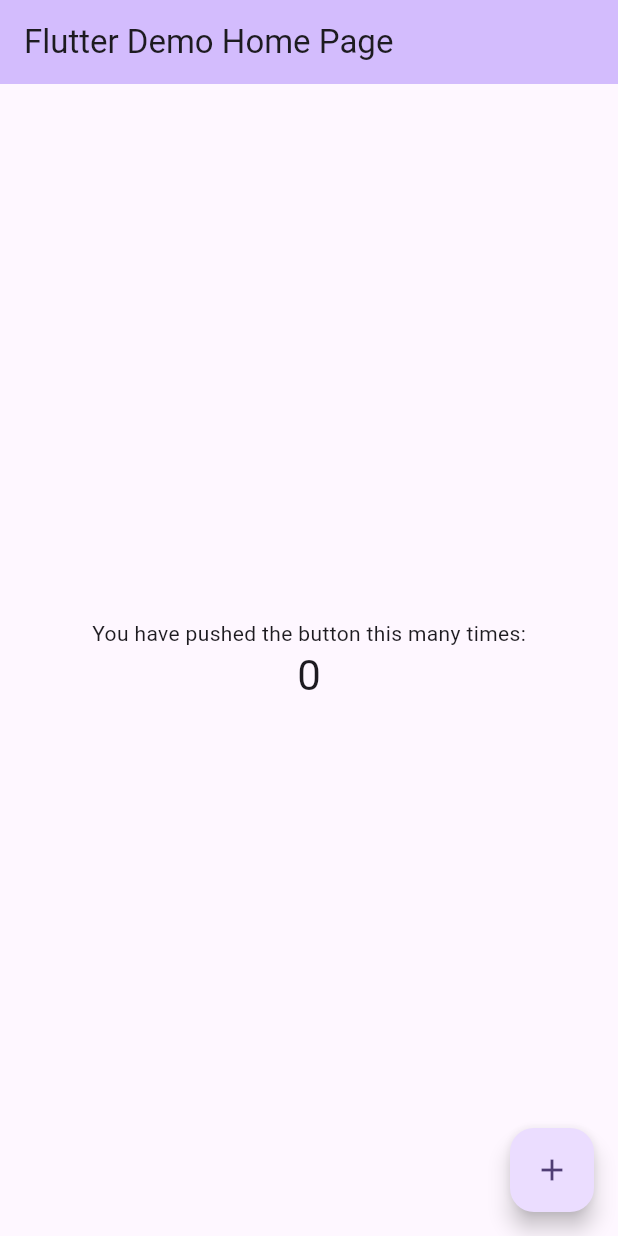
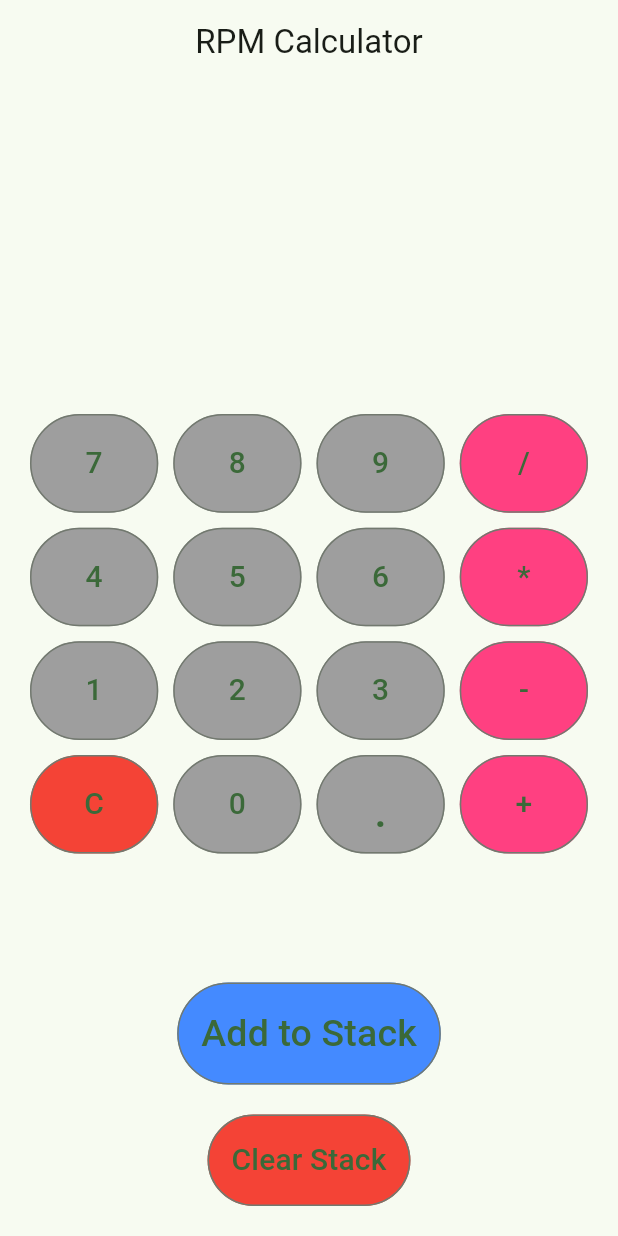
Before and after one commit to JulianHesberg/rpn_calculator, a Flutter app: the screen it shows after launch, on a phone screen of 412 x 824 dp. Run offline on Flutter 3.47's test engine with Material 3 defaults, Android fonts, the light colour scheme and no system bars; our stand-ins replace auto_size_text.

Commit message:
display and calculator logic implemented

```diff
--- /dev/null
+++ b/lib/calculator_model.dart
@@ -0,0 +1,57 @@
+
+abstract class Command{
+  void apply(List<num> stack);
+}
+
+typedef Operator = num Function(num a, num b);
+
+applyOperator(List<num> stack, Operator operator){
+  if(stack.length<2){
+    throw Exception("stack is less then lenth 2");
+  }
+
+  var right = stack.removeLast();
+  var left = stack.removeLast();
+
+  num result = operator(right, left);
+  stack.add(result);
+
+}
+
+class AddCommand implements Command{
+  void apply(List<num> stack){
+    applyOperator(stack, (a, b) => a + b);
+  }
+}
+
+class SubtractCommand implements Command{
+  void apply(List<num> stack){
+    applyOperator(stack, (a, b) => a - b);
+  }
+}
+
+class DivideCommand implements Command{
+  void apply(List<num> stack){
+    applyOperator(stack, (a, b) => a / b);
+  }
+}
+
+class MultiplyCommand implements Command{
+  void apply(List<num> stack){
+    applyOperator(stack, (a, b) => a*b);
+  }
+}
+
+class Calculator{
+  List<num> stack = [];
+
+  Calculator(this.stack);
+
+  push(num value){
+    stack.add(value);
+  }
+  Calculator execute(Command command){
+    command.apply(stack);
+    return this;
+  }
+}
--- a/lib/main.dart
+++ b/lib/main.dart
@@ -1,125 +1,26 @@
 import 'package:flutter/material.dart';
+import 'package:rpn_calculator/number_display.dart';
 
 void main() {
   runApp(const MyApp());
 }
 
+const themeColor = Colors.green;
+
 class MyApp extends StatelessWidget {
   const MyApp({super.key});
 
-  // This widget is the root of your application.
   @override
   Widget build(BuildContext context) {
     return MaterialApp(
-      title: 'Flutter Demo',
-      theme: ThemeData(
-        // This is the theme of your application.
-        //
-        // TRY THIS: Try running your application with "flutter run". You'll see
-        // the application has a purple toolbar. Then, without quitting the app,
-        // try changing the seedColor in the colorScheme below to Colors.green
-        // and then invoke "hot reload" (save your changes or press the "hot
-        // reload" button in a Flutter-supported IDE, or press "r" if you used
-        // the command line to start the app).
-        //
-        // Notice that the counter didn't reset back to zero; the application
-        // state is not lost during the reload. To reset the state, use hot
-        // restart instead.
-        //
-        // This works for code too, not just values: Most code changes can be
-        // tested with just a hot reload.
-        colorScheme: ColorScheme.fromSeed(seedColor: Colors.deepPurple),
-        useMaterial3: true,
+      theme:
+          ThemeData(colorScheme: ColorScheme.fromSeed(seedColor: themeColor)),
+      darkTheme: ThemeData(
+        colorScheme: ColorScheme.fromSeed(
+            seedColor: themeColor, brightness: Brightness.dark),
       ),
-      home: const MyHomePage(title: 'Flutter Demo Home Page'),
+      color: themeColor,
+      home: NumberDisplay(),
     );
   }
 }
-
-class MyHomePage extends StatefulWidget {
-  const MyHomePage({super.key, required this.title});
-
-  // This widget is the home page of your application. It is stateful, meaning
-  // that it has a State object (defined below) that contains fields that affect
-  // how it looks.
-
-  // This class is the configuration for the state. It holds the values (in this
-  // case the title) provided by the parent (in this case the App widget) and
-  // used by the build method of the State. Fields in a Widget subclass are
-  // always marked "final".
-
-  final String title;
-
-  @override
-  State<MyHomePage> createState() => _MyHomePageState();
-}
-
-class _MyHomePageState extends State<MyHomePage> {
-  int _counter = 0;
-
-  void _incrementCounter() {
-    setState(() {
-      // This call to setState tells the Flutter framework that something has
-      // changed in this State, which causes it to rerun the build method below
-      // so that the display can reflect the updated values. If we changed
-      // _counter without calling setState(), then the build method would not be
-      // called again, and so nothing would appear to happen.
-      _counter++;
-    });
-  }
-
-  @override
-  Widget build(BuildContext context) {
-    // This method is rerun every time setState is called, for instance as done
-    // by the _incrementCounter method above.
-    //
-    // The Flutter framework has been optimized to make rerunning build methods
-    // fast, so that you can just rebuild anything that needs updating rather
-    // than having to individually change instances of widgets.
-    return Scaffold(
-      appBar: AppBar(
-        // TRY THIS: Try changing the color here to a specific color (to
-        // Colors.amber, perhaps?) and trigger a hot reload to see the AppBar
-        // change color while the other colors stay the same.
-        backgroundColor: Theme.of(context).colorScheme.inversePrimary,
-        // Here we take the value from the MyHomePage object that was created by
-        // the App.build method, and use it to set our appbar title.
-        title: Text(widget.title),
-      ),
-      body: Center(
-        // Center is a layout widget. It takes a single child and positions it
-        // in the middle of the parent.
-        child: Column(
-          // Column is also a layout widget. It takes a list of children and
-          // arranges them vertically. By default, it sizes itself to fit its
-          // children horizontally, and tries to be as tall as its parent.
-          //
-          // Column has various properties to control how it sizes itself and
-          // how it positions its children. Here we use mainAxisAlignment to
-          // center the children vertically; the main axis here is the vertical
-          // axis because Columns are vertical (the cross axis would be
-          // horizontal).
-          //
-          // TRY THIS: Invoke "debug painting" (choose the "Toggle Debug Paint"
-          // action in the IDE, or press "p" in the console), to see the
-          // wireframe for each widget.
-          mainAxisAlignment: MainAxisAlignment.center,
-          children: <Widget>[
-            const Text(
-              'You have pushed the button this many times:',
-            ),
-            Text(
-              '$_counter',
-              style: Theme.of(context).textTheme.headlineMedium,
-            ),
-          ],
-        ),
-      ),
-      floatingActionButton: FloatingActionButton(
-        onPressed: _incrementCounter,
-        tooltip: 'Increment',
-        child: const Icon(Icons.add),
-      ), // This trailing comma makes auto-formatting nicer for build methods.
-    );
-  }
-}
--- /dev/null
+++ b/lib/number_display.dart
@@ -0,0 +1,283 @@
+import 'package:auto_size_text/auto_size_text.dart';
+import 'package:flutter/material.dart';
+import 'package:rpn_calculator/calculator_model.dart';
+
+class NumberDisplay extends StatefulWidget {
+  @override
+  State<StatefulWidget> createState() => _NumberDisplayState();
+}
+
+class _NumberDisplayState extends State<NumberDisplay> {
+  final Calculator calculator = Calculator([]);
+  String _inputController = "";
+  num input = 0;
+
+  @override
+  Widget build(BuildContext context) {
+    return Scaffold(
+      appBar: AppBar(
+        centerTitle: true,
+        title: const Text("RPM Calculator"),
+      ),
+      body: Column(children: [
+        _buildStack(),
+        _buildInputDisplay(),
+        _buildInputs(),
+        _buildStackOptions(),
+      ]),
+    );
+  }
+
+  Widget _buildStack() {
+    return SizedBox(
+        height: 100,
+        child: Center(
+          child: Wrap(
+            children: [
+              if(calculator.stack.length <10)
+              for (final number in calculator.stack)
+                Padding(
+                  padding: const EdgeInsets.all(10.0),
+                  child: Text(
+                    number.toString(),
+                    style: Theme.of(context).textTheme.headlineSmall,
+                    maxLines: 2,
+                    key: const Key("Stack_Text"),
+                  ),
+                ),
+              if(calculator.stack.length >= 10)
+                for(int i = calculator.stack.length -10; i < calculator.stack.length; i++)
+                  Padding(
+                    padding: const EdgeInsets.all(10.0),
+                    child: Text(
+                      calculator.stack[i].toString(),
+                      style: Theme.of(context).textTheme.headlineSmall,
+                      maxLines: 2,
+                      key: const Key("Stack_Text"),
+                    ),
+                  ),
+            ],
+          ),
+        ));
+  }
+
+  Widget _buildInputDisplay() {
+    return SizedBox(
+      height: 100,
+      child: Center(
+        child: Row(
+          children: [
+            Text(
+              _inputController,
+              style: Theme.of(context).textTheme.headlineLarge,
+              key: const Key("Input_Text"),
+            ),
+          ],
+        ),
+      ),
+    );
+  }
+
+  Widget _buildInputs() {
+    return Expanded(
+      child: GridView.count(
+        crossAxisCount: 4,
+        // number of columns
+        childAspectRatio: 1.3,
+        // ratio of width to height
+        padding: const EdgeInsets.all(20),
+        mainAxisSpacing: 10,
+        // vertical spacing
+        crossAxisSpacing: 10,
+        // horizontal spacing
+        children: [
+          buildButton('7'),
+          buildButton('8'),
+          buildButton('9'),
+          buildButton('/'),
+          buildButton('4'),
+          buildButton('5'),
+          buildButton('6'),
+          buildButton('*'),
+          buildButton('1'),
+          buildButton('2'),
+          buildButton('3'),
+          buildButton('-'),
+          buildButton('C'),
+          buildButton('0'),
+          buildButton('.'),
+          buildButton('+'),
+        ],
+      ),
+    );
+  }
+
+  Widget _buildStackOptions() {
+    return Column(
+      children: [
+        buildButton('Add to Stack'),
+        SizedBox(
+          height: 20,
+        ),
+        buildButton('Clear Stack'),
+        SizedBox(
+          height: 20,
+        )
+      ],
+    );
+  }
+
+  numberInput(num numInput) {
+    setState(() {
+      String currentValue = _inputController;
+      String newValue = '$currentValue$numInput';
+      _inputController = newValue;
+      input = num.parse(newValue);
+    });
+  }
+
+  doOperation(String operator) {
+    setState(() {
+      switch (operator) {
+        case '+':
+          calculator.execute(AddCommand());
+          break;
+        case '-':
+          calculator.execute(SubtractCommand());
+          break;
+        case '*':
+          calculator.execute(MultiplyCommand());
+          break;
+        case '/':
+          calculator.execute(DivideCommand());
+          break;
+        default:
+          print('Invalid operator');
+          break;
+      }
+    });
+  }
+
+  addToStack() {
+    setState(() {
+      final num numInput = input;
+      calculator.stack.add(numInput);
+      clearInput();
+    });
+  }
+
+  clearInput() {
+    setState(() {
+      _inputController = "";
+      input = 0;
+    });
+  }
+
+  clearStack() {
+    setState(() {
+      calculator.stack = [];
+    });
+  }
+
+  addDecimalPoint() {
+    String currentValue = _inputController;
+    String newValue = '$currentValue.';
+    _inputController = newValue;
+    input = num.parse(newValue);
+  }
+
+  Widget buildButton(String label) {
+    bool isNumber = false;
+    try {
+      final number = int.parse(label);
+      isNumber = true;
+    } catch (e) {
+      isNumber = false;
+    }
+    if (isNumber) {
+      return OutlinedButton(
+        key: Key(label),
+        onPressed: () => numberInput(int.parse(label)),
+        style: ElevatedButton.styleFrom(
+          backgroundColor: Colors.grey,
+          padding: EdgeInsets.all(16),
+        ),
+        child: Text(
+          label,
+          style: TextStyle(fontSize: 20),
+        ),
+      );
+    }
+
+    if (label == '+' || label == '-' || label == '/' || label == '*') {
+      return OutlinedButton(
+        key: Key(label),
+        onPressed: () => doOperation(label),
+        style: ElevatedButton.styleFrom(
+          backgroundColor: Colors.pinkAccent,
+          padding: EdgeInsets.all(16),
+        ),
+        child: Text(
+          label,
+          style: TextStyle(fontSize: 20),
+        ),
+      );
+    }
+
+    if (label == 'Add to Stack') {
+      return OutlinedButton(
+        key: Key(label),
+        onPressed: () => addToStack(),
+        style: ElevatedButton.styleFrom(
+          backgroundColor: Colors.blueAccent,
+          padding: EdgeInsets.all(16),
+        ),
+        child: Text(
+          label,
+          style: TextStyle(fontSize: 25),
+        ),
+      );
+    }
+    if (label == '.') {
+      return OutlinedButton(
+        key: Key(label),
+        onPressed: () => addDecimalPoint(),
+        style: ElevatedButton.styleFrom(
+          backgroundColor: Colors.grey,
+          padding: EdgeInsets.all(16),
+        ),
+        child: Text(
+          label,
+          style: TextStyle(fontSize: 30),
+        ),
+      );
+    }
+
+    if (label == 'Clear Stack') {
+      return OutlinedButton(
+        key: Key(label),
+        onPressed: () => clearStack(),
+        style: ElevatedButton.styleFrom(
+          backgroundColor: Colors.red,
+          padding: EdgeInsets.all(16),
+        ),
+        child: Text(
+          label,
+          style: TextStyle(fontSize: 20),
+        ),
+      );
+    }
+    return OutlinedButton(
+      key: Key(label),
+      onPressed: () => clearInput(),
+      style: ElevatedButton.styleFrom(
+        backgroundColor: Colors.red,
+        padding: EdgeInsets.all(16),
+      ),
+      child: Text(
+        label,
+        style: TextStyle(fontSize: 20),
+      ),
+    );
+  }
+}
--- a/pubspec.yaml
+++ b/pubspec.yaml
@@ -35,6 +35,7 @@ dependencies:
   # The following adds the Cupertino Icons font to your application.
   # Use with the CupertinoIcons class for iOS style icons.
   cupertino_icons: ^1.0.2
+  auto_size_text: ^3.0.0-nullsafety.0
 
 dev_dependencies:
   flutter_test:
@@ -46,6 +47,8 @@ dev_dependencies:
   # package. See that file for information about deactivating specific lint
   # rules and activating additional ones.
   flutter_lints: ^2.0.0
+  integration_test:
+    sdk: flutter
 
 # For information on the generic Dart part of this file, see the
 # following page: https://dart.dev/tools/pub/pubspec
--- /dev/null
+++ b/test_driver/integration_test.dart
@@ -0,0 +1,3 @@
+import 'package:integration_test/integration_test_driver.dart';
+
+Future<void> main() => integrationDriver();
```
Also changed, not shown: test_driver/download_chromedriver.dart (added, +84 -0 lines), pubspec.lock, 4 other files.
